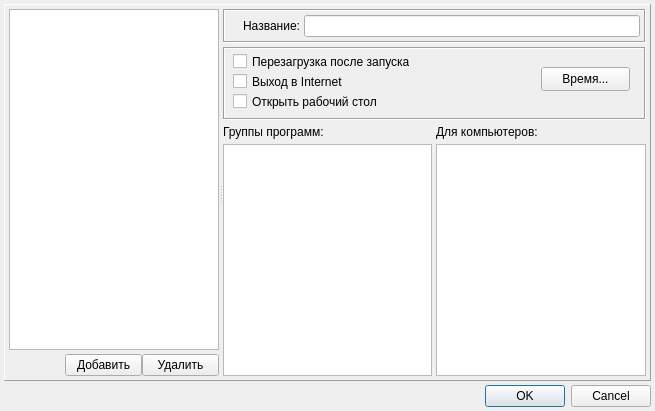
Qt form Apps/AdminModule_QT/dialogtariffs.ui (DenMMM/TLK) before a commit.
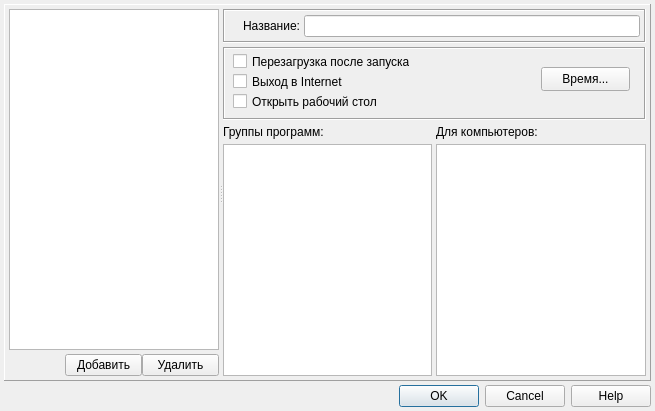
The same form after that commit.

```diff
--- a/Apps/AdminModule_QT/dialogtariffs.ui
+++ b/Apps/AdminModule_QT/dialogtariffs.ui
@@ -522,7 +522,7 @@
       <enum>Qt::Horizontal</enum>
      </property>
      <property name="standardButtons">
-      <set>QDialogButtonBox::Cancel|QDialogButtonBox::Ok</set>
+      <set>QDialogButtonBox::Cancel|QDialogButtonBox::Help|QDialogButtonBox::Ok</set>
      </property>
     </widget>
    </item>
```
Left out of the diff: 3 changed lines with no effect on the pictures.
